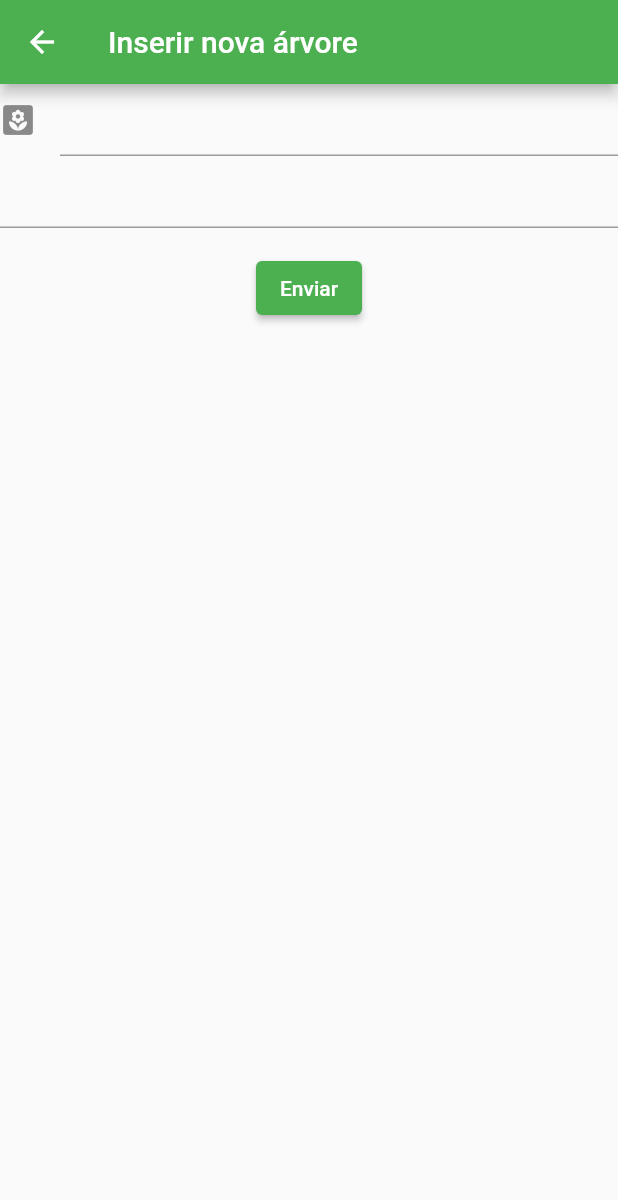
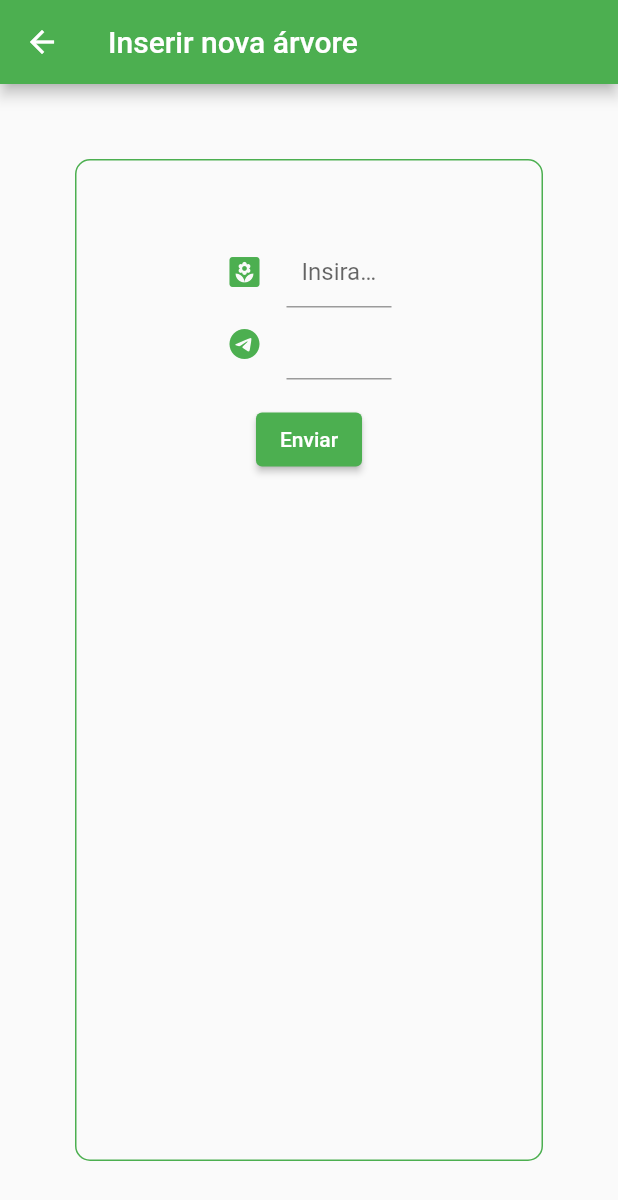
Before and after one commit to ItanuRomero/plantree, a Flutter app: the screen it shows after launch, after a tap on the "add" icon, on a phone screen of 412 x 824 dp. Shown: the top 1200 px of the screen. Run offline on Flutter 3.47's test engine with Material 2 defaults, Android fonts, the phone set to English and light mode, and no system bars.

Commit message:
add padding on home page and form

```diff
--- a/lib/routes/home_page.dart
+++ b/lib/routes/home_page.dart
@@ -41,12 +41,15 @@ class _MyHomePageState extends State<MyHomePage> {
       appBar: AppBar(
         title: Text(widget.title),
       ),
-      body: Center(
-        child: GridView.count(
-          crossAxisCount: 2,
-          children: List.generate(6, (index) {
-            return Center(child: TreeCard(id: index.toString()));
-          }),
+      body: Padding(
+        padding: const EdgeInsets.symmetric(horizontal: 30),
+        child: Center(
+          child: GridView.count(
+            crossAxisCount: 2,
+            children: List.generate(6, (index) {
+              return Center(child: TreeCard(id: index.toString()));
+            }),
+          ),
         ),
       ),
       floatingActionButton: FloatingActionButton(
--- a/lib/widgets/new/tree/form.dart
+++ b/lib/widgets/new/tree/form.dart
@@ -15,15 +15,27 @@ class NewTreeFormState extends State<NewTreeForm> {
 
   @override
   Widget build(BuildContext context) {
-    return Form(
+    return Padding(
+        padding: const EdgeInsets.all(50),
+        child: Form(
             key: _formKey,
+            child: Container(
+              // ignore: prefer_const_constructors
+              decoration: BoxDecoration(
+                  borderRadius: const BorderRadius.all(Radius.circular(10)),
+                  border: Border.all(color: Colors.green)),
+              padding:
+                  const EdgeInsets.symmetric(horizontal: 100, vertical: 50),
               child: Column(
                 children: [
                   TextFormField(
                     decoration: const InputDecoration(
                         contentPadding: EdgeInsets.symmetric(horizontal: 10),
-              icon: Icon(Icons.yard)
+                        icon: Icon(
+                          Icons.yard,
+                          color: Colors.green,
                         ),
+                        hintText: 'Insira o nome'),
                     validator: (value) {
                       if (value == null || value.isEmpty) {
                         return 'Escreva';
@@ -34,6 +46,7 @@ class NewTreeFormState extends State<NewTreeForm> {
                   TextFormField(
                     decoration: const InputDecoration(
                       contentPadding: EdgeInsets.symmetric(horizontal: 10),
+                      icon: Icon(Icons.telegram, color: Colors.green),
                     ),
                     validator: (value) {
                       if (value == null || value.isEmpty) {
@@ -48,7 +61,8 @@ class NewTreeFormState extends State<NewTreeForm> {
                       onPressed: () {
                         if (_formKey.currentState!.validate()) {
                           ScaffoldMessenger.of(context).showSnackBar(
-                    const SnackBar(content: Text('Plantando informações')),
+                            const SnackBar(
+                                content: Text('Plantando informações')),
                           );
                         }
                       },
@@ -57,6 +71,6 @@ class NewTreeFormState extends State<NewTreeForm> {
                   ),
                 ],
               ),
-    );
+            )));
   }
 }
```
Lines whose indentation alone changed are shown as unchanged.
